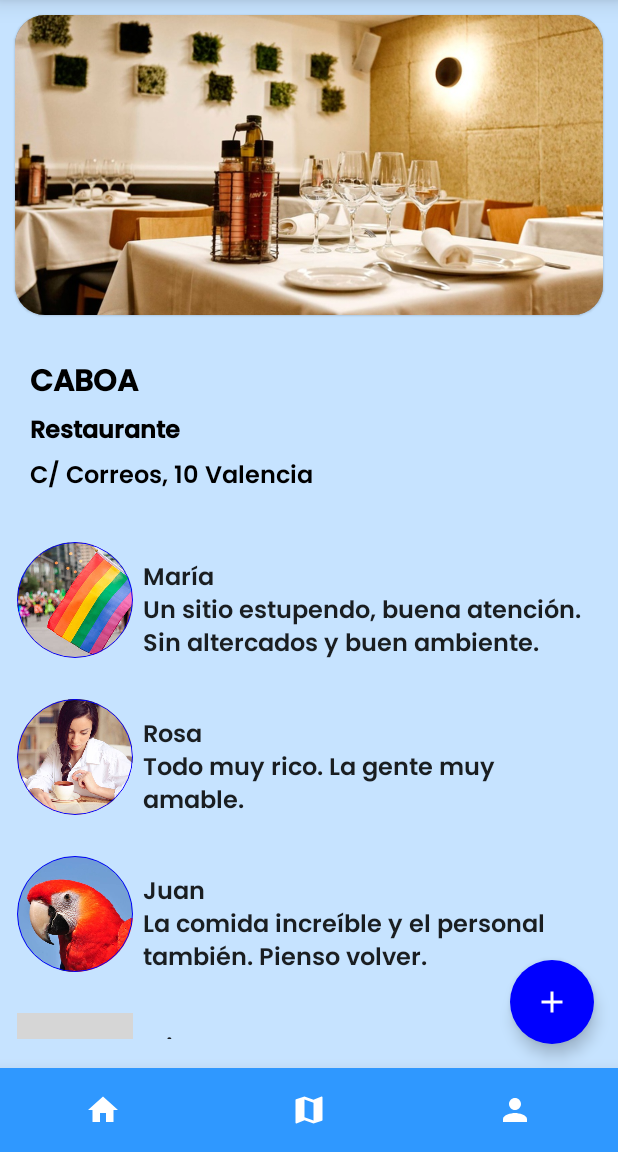
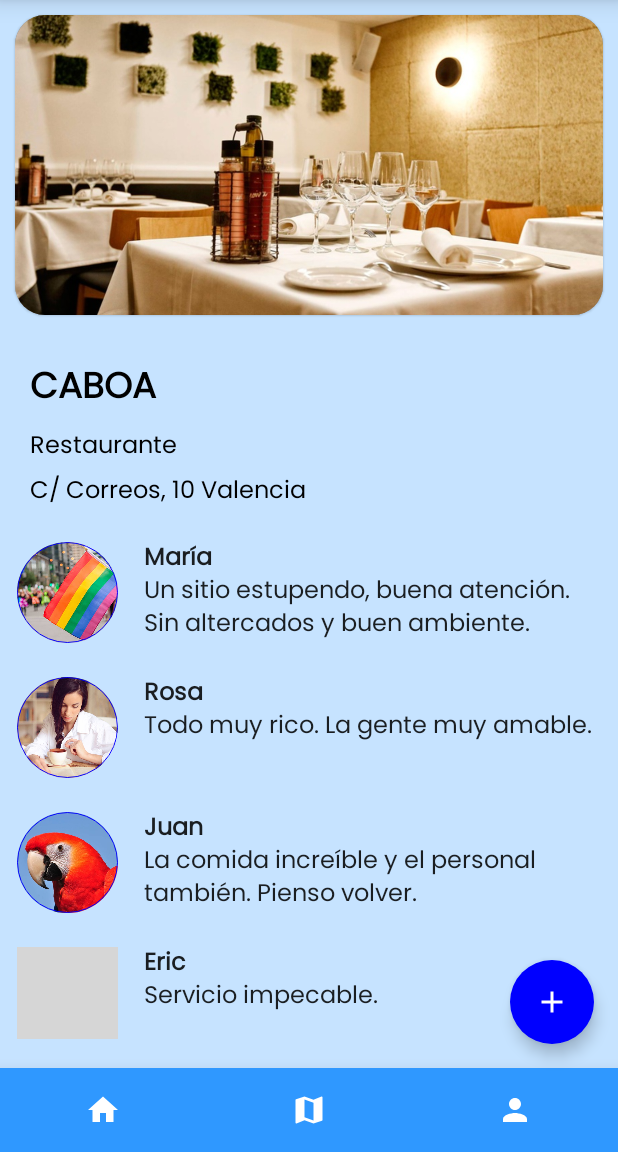
Before and after one commit to Lykamad/Queer-Map, an Android app built with Jetpack Compose: the mapasEstablecimientos screen opened through its navigation route, on a phone screen of 412 x 824 dp, the part 84-1236 px from its top. Run offline under Robolectric (Android 15) with nearby library versions, the phone set to English and light mode, and no system bars; our stand-ins replace livedata-compose; pictures from the network do not load; grey boxes are pictures that could not be loaded.

Commit message:
Cambios diseño pagina CABOA

```diff
--- a/esqueleto_b/app/src/main/java/com/example/ejemplo_21_11/components/DrawerFun.kt
+++ b/esqueleto_b/app/src/main/java/com/example/ejemplo_21_11/components/DrawerFun.kt
@@ -10,6 +10,7 @@ import androidx.compose.ui.Alignment
 import androidx.compose.ui.Modifier
 import androidx.compose.ui.graphics.Color
 import androidx.compose.ui.graphics.ColorFilter
+import androidx.compose.ui.text.font.FontWeight
 import androidx.compose.ui.unit.dp
 import androidx.compose.ui.unit.sp
 import androidx.navigation.NavController
@@ -35,6 +36,7 @@ fun Drawer(scope: CoroutineScope, scaffoldState: ScaffoldState, navController: N
             .padding(20.dp),
             text = "Queer map",
             fontSize = 24.sp,
+            //fontWeight = FontWeight.Bold, //no funciona
             color = Color.Black)
         /*Spacer(modifier = Modifier
             .height(10.dp)
@@ -77,6 +79,7 @@ fun DrawerItem(item: NavDrawerItem,
         Spacer(modifier = Modifier.padding(6.dp))
         Text(text = item.texto,
             fontSize = 18.sp,
+            //fontWeight = FontWeight.Bold, //no funciona
             color = Color.Black)
     }
 }
--- a/esqueleto_b/app/src/main/java/com/example/ejemplo_21_11/screens/MapasEstablecimientos.kt
+++ b/esqueleto_b/app/src/main/java/com/example/ejemplo_21_11/screens/MapasEstablecimientos.kt
@@ -78,26 +78,25 @@ fun ViewRestaurante() {
         modifier = Modifier
             .padding(20.dp)
             .padding(top = 220.dp),
-        fontSize = 20.sp,
-        color = Color.Black,
-        fontWeight = FontWeight.ExtraBold,
+        fontSize = 24.sp,
+        fontWeight = FontWeight.Bold,
+        color = Color.Black
         )
 
     Text(
         text = "Restaurante",
         modifier = Modifier
             .padding(20.dp)
-            .padding(top = 255.dp),
+            .padding(top = 265.dp),
         fontSize = 16.sp,
-        color = Color.Black,
-        fontWeight = FontWeight.ExtraBold,
+        color = Color.Black
     )
 
     Text(
         text = "C/ Correos, 10 Valencia",
         modifier = Modifier
             .padding(20.dp)
-            .padding(top = 285.dp),
+            .padding(top = 295.dp),
         fontSize = 16.sp,
         color = Color.Black
     )
@@ -125,20 +124,19 @@ fun CreateComment(comentario: Comentarios) {
         Image(painter = painterResource(id = comentario.Foto),
             contentDescription = comentario.Nombre,
             modifier = Modifier
-                .size(80.dp)
+                .size(70.dp)
                 .padding(1.dp)
                 .clip(CircleShape)
                 .border(0.5.dp, color = androidx.compose.ui.graphics.Color.Blue, CircleShape),
             contentScale = ContentScale.Crop
         )
+        Spacer(modifier = Modifier
+            .padding(8.dp)
+        )
 
         Column(modifier = Modifier
             .weight(1f)
-            .padding(5.dp)
         ) {
-            Spacer(modifier = Modifier
-                .size(8.dp))
-
             Text(text = comentario.Nombre,
                 fontWeight = FontWeight.Bold
             )
--- a/esqueleto_b/app/src/main/java/com/example/ejemplo_21_11/ui/theme/Type.kt
+++ b/esqueleto_b/app/src/main/java/com/example/ejemplo_21_11/ui/theme/Type.kt
@@ -9,9 +9,9 @@ import com.example.ejemplo_21_11.R
 
 // Set of Material typography styles to start with
 val Typography = Typography(
-    // Drawer (logo(24.sp)+items(en fun)), "Cambiar foto de perfil"
+    // Drawer (logo(24.sp)+items(en fun)), "Cambiar foto de perfil", Caboa page
     body1 = TextStyle(
-        fontFamily = FontFamily(Font(R.font.poppins_semibold)),
+        fontFamily = FontFamily(Font(R.font.poppins_regular)),
         fontSize = 16.sp
     ),
     //textfield
```
